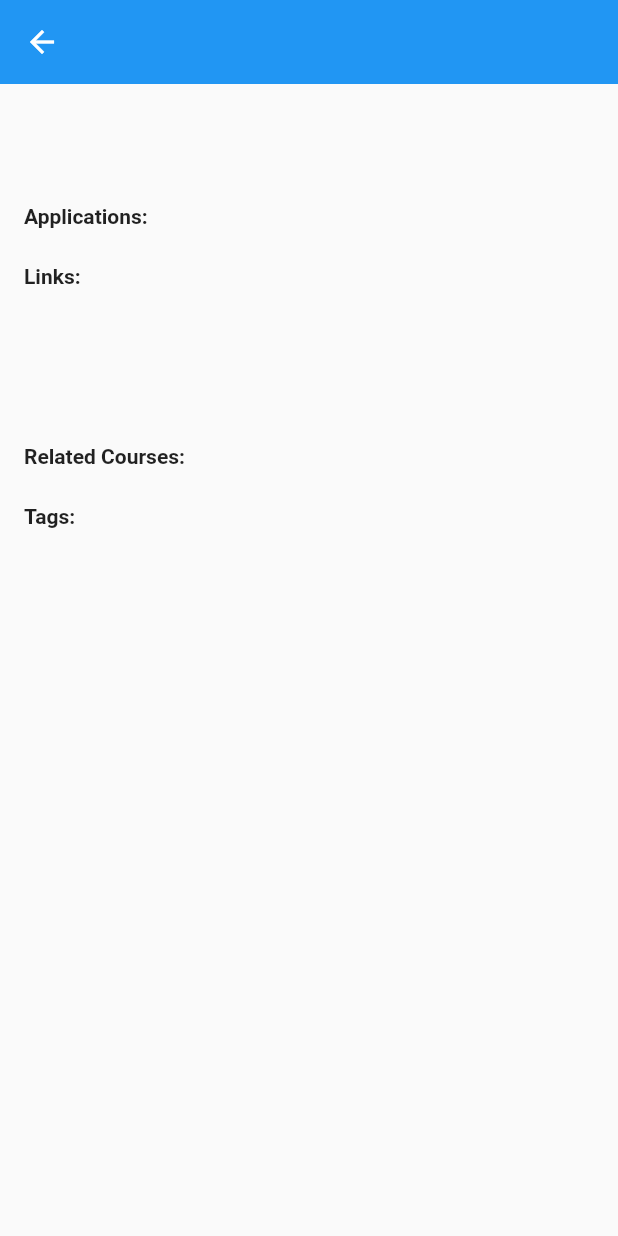
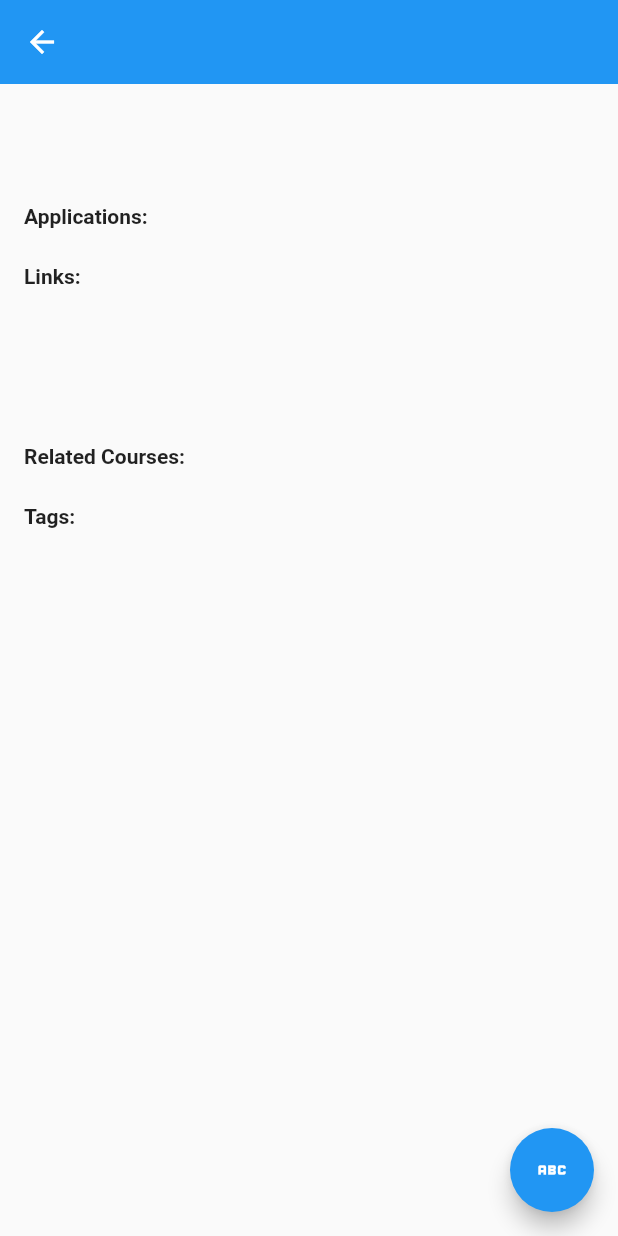
Before and after one commit to shahjugal/FormulaAppCapstone, a Flutter app: the FormulaDetailsScreen screen opened directly with empty values, on a phone screen of 412 x 824 dp. Run offline on Flutter 3.47's test engine with Material 2 defaults, Android fonts, the phone set to English and light mode, and no system bars; our stand-ins replace cloud_firestore, firebase_core; missing offline and left inert: flutter_tex; accounts and stored records are empty.

Commit message:
Added Whiteboard floating button

```diff
--- a/Capstone/formula_app/lib/formuladetailsscreen.dart
+++ b/Capstone/formula_app/lib/formuladetailsscreen.dart
@@ -33,6 +33,12 @@ class FormulaDetailsScreen extends StatelessWidget {
         centerTitle: true,
         backgroundColor: Theme.of(context).primaryColor,
         elevation: 0,
+      ),
+      floatingActionButton: FloatingActionButton(
+        child: Icon(Icons.abc),
+        onPressed: () {
+          // You whiteboard part here.
+        },
       ),
       body: SingleChildScrollView(
         padding: EdgeInsets.all(16.0),
```
Also changed, not shown: 1 other file.
